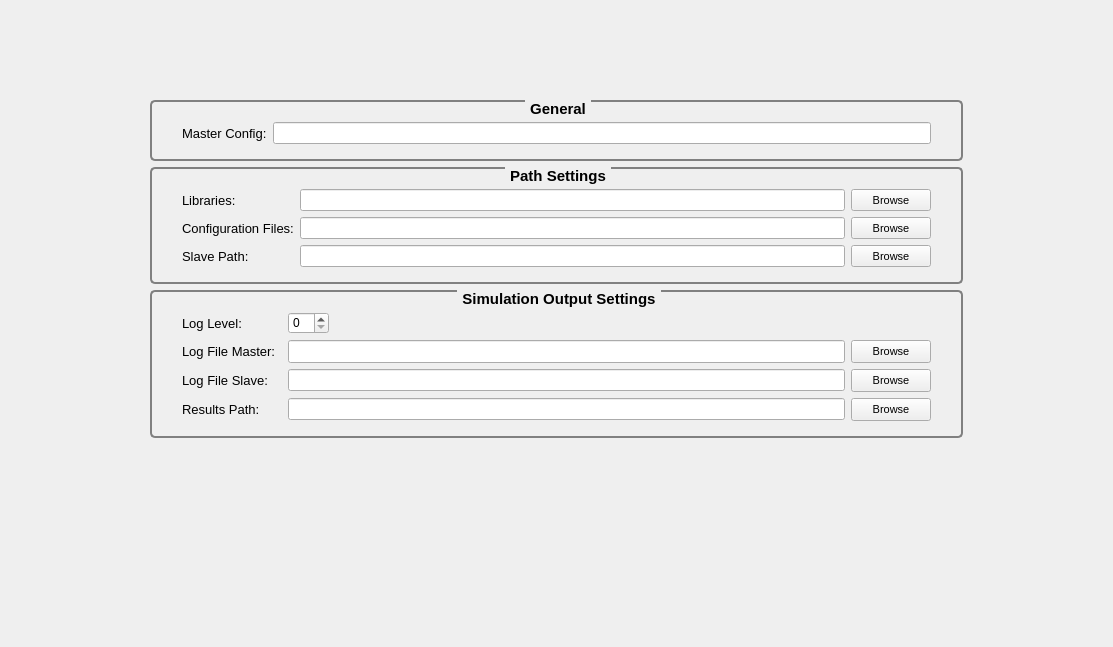
First picture: the form in gui/plugins/project/Views/ProjectView.ui, repository ChristianSiebke/DReaM-Driver-Reaction-Model, before the edit.
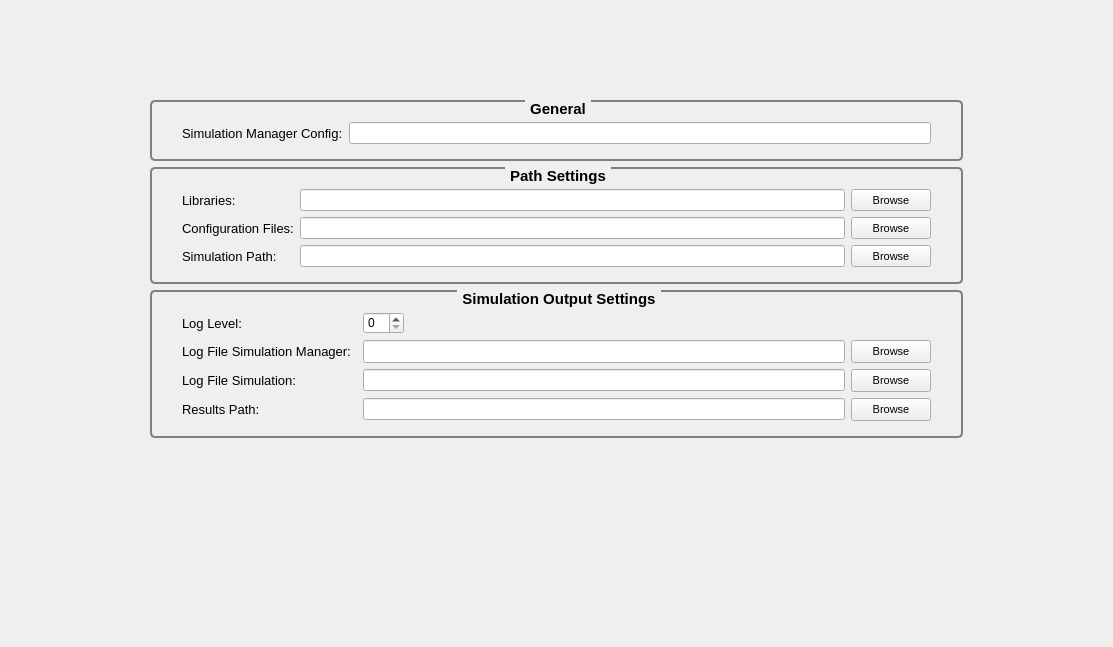
Second picture: the form after the edit.

Commit message:
mod(openPASS): Rename inappropriate terms 'master' and 'slave'
This commit removes racially-charged language from openPASS by replacing
`master` with opSimulationManager and 'slave' with `opSimulation` (and
similar terms).

Closes
https://gitlab.eclipse.org/eclipse/simopenpass/simopenpass/-/issues/25

Diff of the .ui file:
```diff
--- a/gui/plugins/project/Views/ProjectView.ui
+++ b/gui/plugins/project/Views/ProjectView.ui
@@ -64,7 +64,7 @@
          </font>
         </property>
         <property name="text">
-         <string>Master Config:</string>
+         <string>Simulation Manager Config:</string>
         </property>
        </widget>
       </item>
@@ -212,7 +212,7 @@
          </font>
         </property>
         <property name="text">
-         <string>Slave Path:</string>
+         <string>Simulation Path:</string>
         </property>
        </widget>
       </item>
@@ -333,7 +333,7 @@
          </font>
         </property>
         <property name="text">
-         <string>Log File Slave:</string>
+         <string>Log File Simulation:</string>
         </property>
        </widget>
       </item>
@@ -426,7 +426,7 @@
          </font>
         </property>
         <property name="text">
-         <string>Log File Master:</string>
+         <string>Log File Simulation Manager:</string>
         </property>
        </widget>
       </item>
```
Left out of the diff: 26 changed lines with no effect on the pictures. The commit also changes 898 other files.
